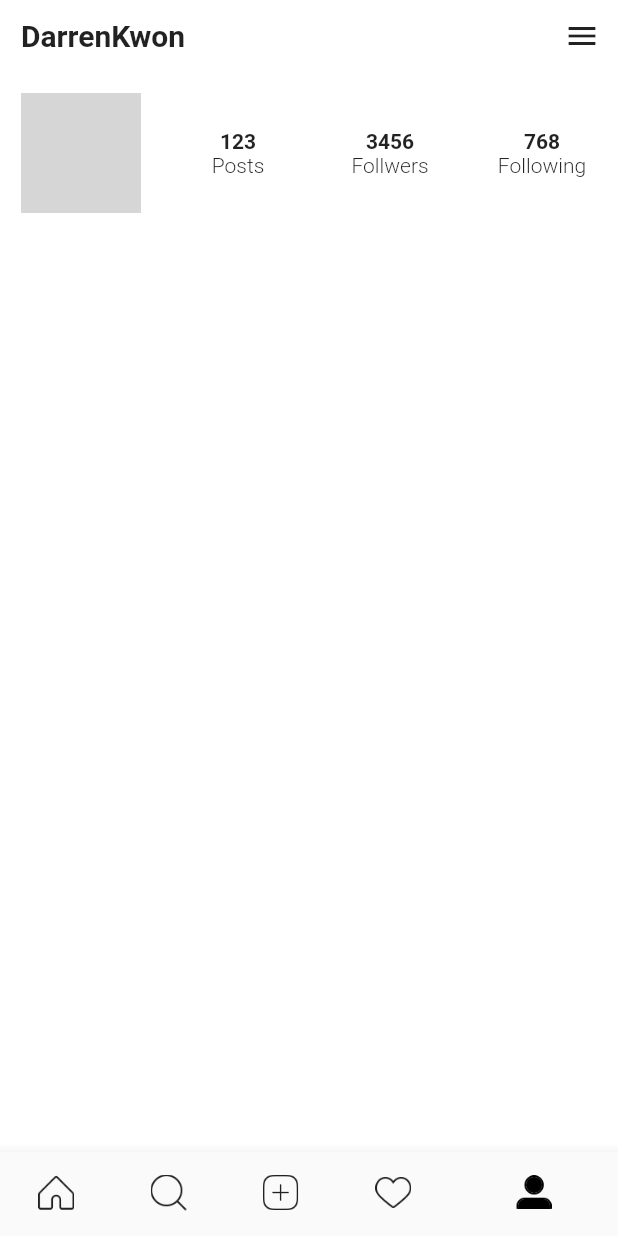
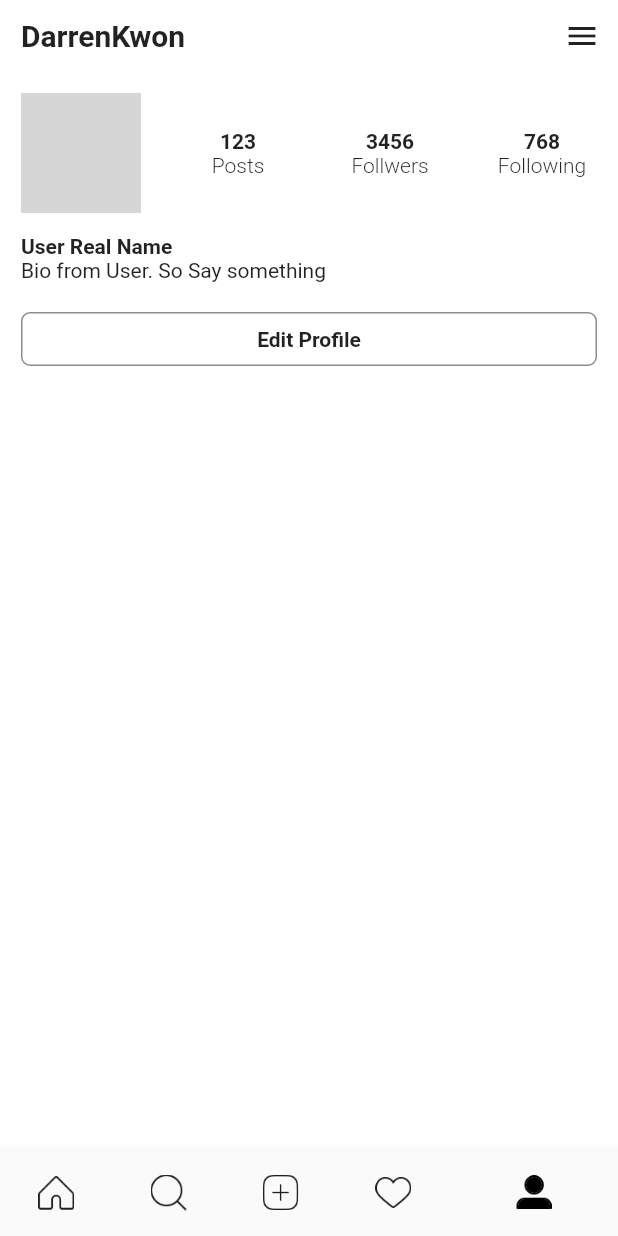
Before and after one commit to DarrenKwonDev/flutter_instagram, a Flutter app: the screen it shows after launch, item 5 of the bottom bar chosen, on a phone screen of 412 x 824 dp. Run offline on Flutter 3.47's test engine with Material 2 defaults, Android fonts, the phone set to English and light mode, and no system bars; our stand-ins replace cached_network_image; network calls fail; grey boxes are pictures that could not be loaded.

Commit message:
user bio/edit button

```diff
--- a/lib/screens/profile_page.dart
+++ b/lib/screens/profile_page.dart
@@ -43,7 +43,7 @@ class _ProfilePageState extends State<ProfilePage> {
       );
 
   Widget _getStatusLabelWidget(String value) => Center(
-    child: Padding(
+        child: Padding(
           padding: const EdgeInsets.symmetric(horizontal: common_s_gap),
           child: FittedBox(
             fit: BoxFit.scaleDown,
@@ -52,10 +52,10 @@ class _ProfilePageState extends State<ProfilePage> {
                 style: TextStyle(fontWeight: FontWeight.w300)),
           ),
         ),
-  );
+      );
 
   Widget _getStatusValueWidget(String value) => Center(
-    child: Padding(
+        child: Padding(
           padding: const EdgeInsets.symmetric(horizontal: common_s_gap),
           child: FittedBox(
             fit: BoxFit.scaleDown,
@@ -64,7 +64,7 @@ class _ProfilePageState extends State<ProfilePage> {
                 style: TextStyle(fontWeight: FontWeight.bold)),
           ),
         ),
-  );
+      );
 
   @override
   Widget build(BuildContext context) {
@@ -117,7 +117,12 @@ class _ProfilePageState extends State<ProfilePage> {
               child: CustomScrollView(
                 slivers: <Widget>[
                   SliverList(
-                    delegate: SliverChildListDelegate([_getProfileHeader]),
+                    delegate: SliverChildListDelegate([
+                      _getProfileHeader,
+                      _username(),
+                      _userbio(),
+                      __editProfileBtn()
+                    ]),
                   ),
                 ],
               ),
@@ -126,6 +131,36 @@ class _ProfilePageState extends State<ProfilePage> {
         ),
       ),
     );
+  }
+
+  Padding __editProfileBtn() {
+    return Padding(
+                      padding: const EdgeInsets.all(common_gap),
+                      child: OutlineButton(
+                          onPressed: () {},
+                          borderSide: BorderSide(color: Colors.black45),
+                          shape: RoundedRectangleBorder(
+                            borderRadius: BorderRadius.circular(6)
+                          ),
+                          child: Text("Edit Profile",
+                              style: TextStyle(fontWeight: FontWeight.bold))),
+                    );
+  }
+
+  Padding _userbio() {
+    return Padding(
+                      padding: const EdgeInsets.only(left: common_gap),
+                      child: Text("Bio from User. So Say something",
+                          style: TextStyle(fontWeight: FontWeight.w400)),
+                    );
+  }
+
+  Padding _username() {
+    return Padding(
+                      padding: const EdgeInsets.only(left: common_gap),
+                      child: Text("User Real Name",
+                          style: TextStyle(fontWeight: FontWeight.bold)),
+                    );
   }
 
   Row _usernameIconButton() {
```
